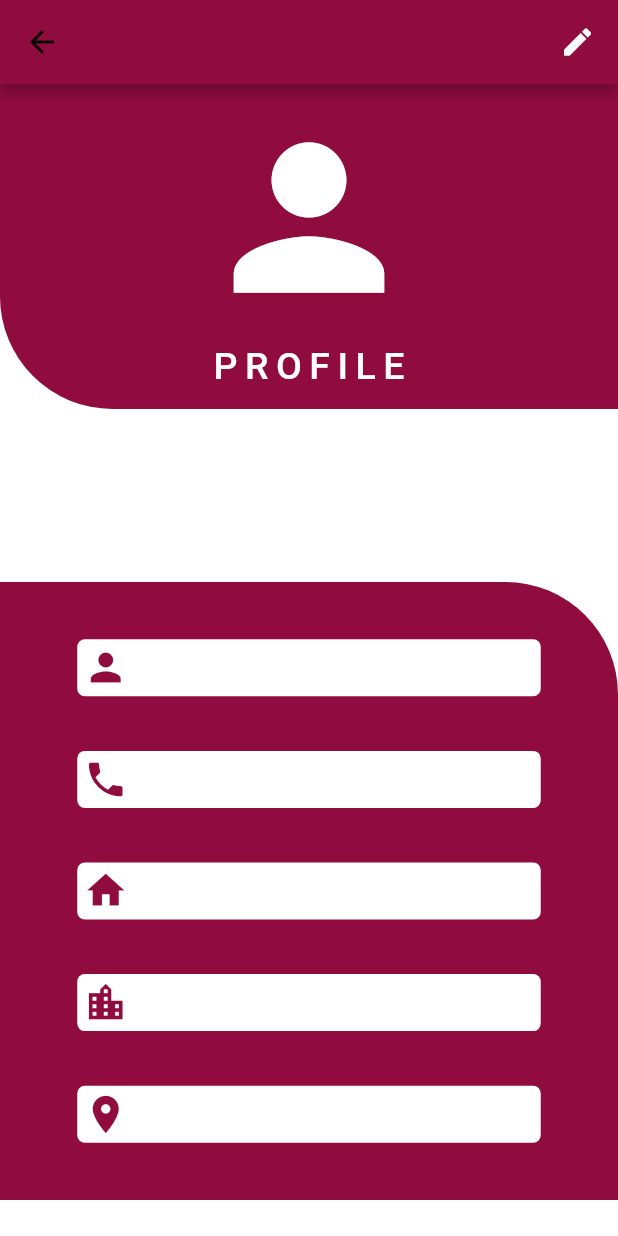
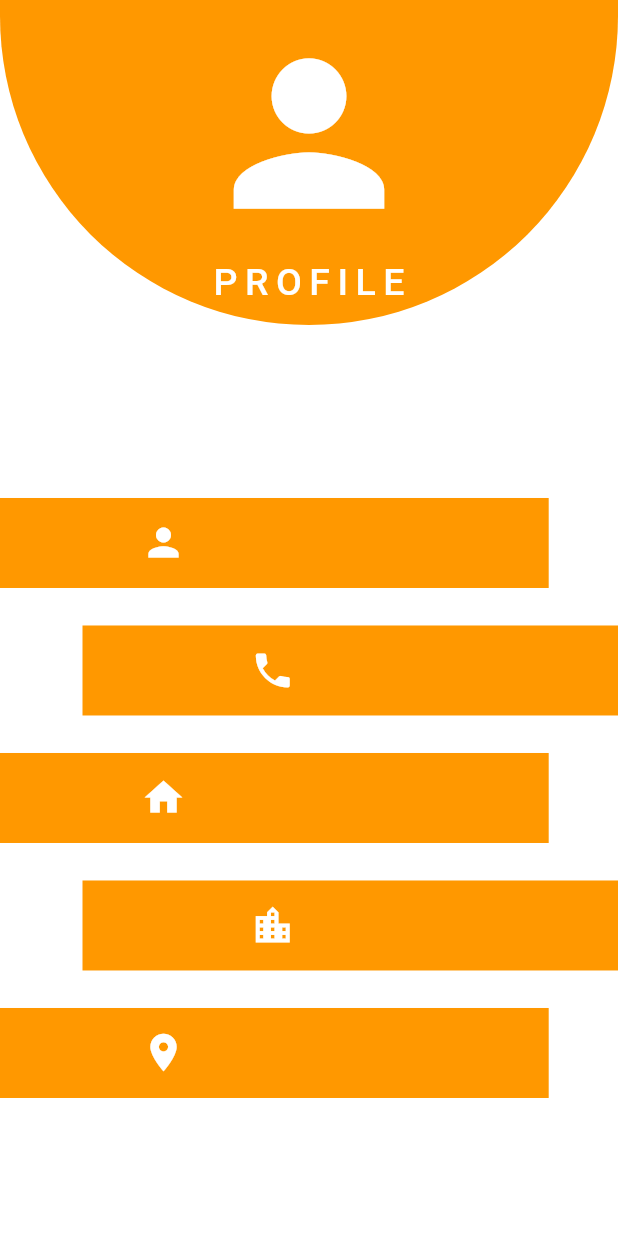
Before and after one commit to axactstudios/jwm-ecommerce, a Flutter app: the ProfilePage screen opened directly, on a phone screen of 412 x 824 dp. Run offline on Flutter 3.47's test engine with Material 2 defaults, Android fonts, the light colour scheme and no system bars; our stand-ins replace custom_navigation_bar, firebase_auth, firebase_database, flutter_spinkit, flutter_svg, fluttertoast and 4 more; missing offline and left inert: flutter_email_sender, flutter_open_whatsapp, jumping_bottom_nav_bar, razorpay_flutter; accounts and stored records are empty; Roboto replaces fonts that are missing (Cabin, sf_pro); project files that could hold a hidden picture were left out.

Commit message:
profile page done

```diff
--- a/lib/OtherPages/ProfilePage.dart
+++ b/lib/OtherPages/ProfilePage.dart
@@ -3,6 +3,7 @@ import 'package:firebase_database/firebase_database.dart';
 import 'package:flutter/cupertino.dart';
 import 'package:flutter/material.dart';
 import 'package:flutter_spinkit/flutter_spinkit.dart';
+import 'package:jwm2/Classes/Constants.dart';
 import 'package:jwm2/Classes/User.dart';
 import 'package:jwm2/LoginPages/addressFrame2.dart';
 
@@ -47,29 +48,6 @@ class _ProfilePageState extends State<ProfilePage> {
   Widget build(BuildContext context) {
     Size size = MediaQuery.of(context).size;
     return Scaffold(
-      appBar: AppBar(
-        backgroundColor: Color(0xFF900c3f),
-        actions: <Widget>[
-          Padding(
-            padding: const EdgeInsets.all(15.0),
-            child: InkWell(
-              onTap: () {
-                Navigator.pushReplacement(
-                  context,
-                  MaterialPageRoute(
-                      builder: (context) => AddressFrame2(
-                            userData: userData,
-                          )),
-                );
-              },
-              child: Icon(
-                Icons.edit,
-                color: Colors.white,
-              ),
-            ),
-          )
-        ],
-      ),
       body: Container(
         child: SafeArea(
           child: Container(
@@ -80,9 +58,10 @@ class _ProfilePageState extends State<ProfilePage> {
                     height: MediaQuery.of(context).size.height * 0.2629,
                     width: double.infinity,
                     decoration: BoxDecoration(
-                      color: Color(0xFF900c3f),
-                      borderRadius:
-                          BorderRadius.only(bottomLeft: Radius.circular(75)),
+                      color: kPrimaryColor,
+                      borderRadius: BorderRadius.only(
+                          bottomLeft: Radius.circular(250),
+                          bottomRight: Radius.circular(250)),
                     ),
                     child: Column(
                       mainAxisAlignment: MainAxisAlignment.center,
@@ -104,7 +83,7 @@ class _ProfilePageState extends State<ProfilePage> {
                                 color: Colors.white,
                                 fontWeight: FontWeight.w500,
                                 fontSize: 25,
-                                fontFamily: 'sf_pro',
+                                fontFamily: 'Cabin',
                                 letterSpacing: 5),
                           ),
                         ),
@@ -116,198 +95,177 @@ class _ProfilePageState extends State<ProfilePage> {
                   ),
                   userData.name == null
                       ? SpinKitWave(
-                          color: Color(0xFF900c3f),
+                          color: kPrimaryColor,
                         )
                       : SingleChildScrollView(
+                          child: Column(
+                            children: <Widget>[
+                              Padding(
+                                padding: const EdgeInsets.only(right: 46.2),
                                 child: Container(
-                            height: size.height * 0.5,
-                            width: double.infinity,
-                            decoration: BoxDecoration(
-                              color: Color(0xFF900c3f),
-                              borderRadius: BorderRadius.only(
-                                topRight: Radius.circular(75),
-                              ),
-                            ),
+                                  width: size.width * 0.9,
+                                  decoration:
+                                      BoxDecoration(color: kPrimaryColor),
                                   child: Padding(
-                              padding: const EdgeInsets.all(20.0),
-                              child: Column(
+                                    padding: const EdgeInsets.symmetric(
+                                        vertical: 15, horizontal: 20),
+                                    child: Row(
                                       mainAxisAlignment:
                                           MainAxisAlignment.spaceAround,
                                       children: <Widget>[
-                                  Padding(
-                                    padding: const EdgeInsets.all(8.0),
-                                    child: Container(
-                                      width: size.width * 0.75,
-                                      decoration: BoxDecoration(
-                                        color: Colors.white,
-                                        borderRadius: BorderRadius.circular(5),
-                                      ),
-                                      child: Padding(
-                                        padding: const EdgeInsets.all(4.0),
-                                        child: Row(
-                                          children: <Widget>[
                                         Icon(
                                           Icons.person,
-                                              color: Color(0xFF900c3f),
+                                          color: kWhiteColor,
                                           size: 30,
                                         ),
-                                            SizedBox(
-                                              width: size.width * 0.1,
-                                            ),
-                                            Container(
-                                              width: size.width * 0.5,
-                                              child: Text(
+                                        Text(
                                           userData.name,
-                                                style: TextStyle(
-                                                    color: Color(0xFF900c3f),
-                                                    fontSize: 20,
-                                                    fontWeight: FontWeight.w500,
-                                                    fontFamily: 'sf_pro'),
-                                              ),
+                                          style: Theme.of(context)
+                                              .textTheme
+                                              .title
+                                              .copyWith(
+                                                  color: kWhiteColor,
+                                                  fontSize: 25),
                                         ),
                                       ],
                                     ),
                                   ),
                                 ),
                               ),
+                              SizedBox(
+                                height: 25.0,
+                              ),
                               Padding(
-                                    padding: const EdgeInsets.all(8.0),
+                                padding: const EdgeInsets.only(left: 55),
                                 child: Container(
-                                      width: size.width * 0.75,
-                                      decoration: BoxDecoration(
-                                        color: Colors.white,
-                                        borderRadius: BorderRadius.circular(5),
-                                      ),
+                                  width: size.width * 0.9,
+                                  decoration:
+                                      BoxDecoration(color: kPrimaryColor),
                                   child: Padding(
-                                        padding: const EdgeInsets.all(4.0),
+                                    padding: const EdgeInsets.symmetric(
+                                        horizontal: 60, vertical: 15),
                                     child: Row(
+                                      mainAxisAlignment:
+                                          MainAxisAlignment.spaceAround,
                                       children: <Widget>[
                                         Icon(
                                           Icons.phone,
-                                              color: Color(0xFF900c3f),
+                                          color: kWhiteColor,
                                           size: 30,
                                         ),
-                                            SizedBox(
-                                              width: size.width * 0.1,
-                                            ),
-                                            Container(
-                                              width: size.width * 0.5,
-                                              child: Text(
+                                        Text(
                                           userData.phNo,
-                                                style: TextStyle(
-                                                    color: Color(0xFF900c3f),
-                                                    fontSize: 20,
-                                                    fontWeight: FontWeight.w500,
-                                                    fontFamily: 'sf_pro'),
-                                              ),
+                                          style: Theme.of(context)
+                                              .textTheme
+                                              .title
+                                              .copyWith(
+                                                  color: kWhiteColor,
+                                                  fontSize: 25),
                                         ),
                                       ],
                                     ),
                                   ),
                                 ),
                               ),
+                              SizedBox(
+                                height: 25.0,
+                              ),
                               Padding(
-                                    padding: const EdgeInsets.all(8.0),
+                                padding: const EdgeInsets.only(right: 46.2),
                                 child: Container(
-                                      width: size.width * 0.75,
-                                      decoration: BoxDecoration(
-                                        color: Colors.white,
-                                        borderRadius: BorderRadius.circular(5),
-                                      ),
+                                  width: size.width * 0.9,
+                                  decoration:
+                                      BoxDecoration(color: kPrimaryColor),
                                   child: Padding(
-                                        padding: const EdgeInsets.all(4.0),
+                                    padding: const EdgeInsets.symmetric(
+                                        vertical: 15, horizontal: 20),
                                     child: Row(
+                                      mainAxisAlignment:
+                                          MainAxisAlignment.spaceAround,
                                       children: <Widget>[
                                         Icon(
                                           Icons.home,
-                                              color: Color(0xFF900c3f),
+                                          color: kWhiteColor,
                                           size: 30,
                                         ),
-                                            SizedBox(
-                                              width: size.width * 0.1,
-                                            ),
-                                            Container(
-                                              width: size.width * 0.5,
-                                              child: Text(
+                                        Text(
                                           userData.add1,
-                                                style: TextStyle(
-                                                    color: Color(0xFF900c3f),
-                                                    fontSize: 20,
-                                                    fontWeight: FontWeight.w500,
-                                                    fontFamily: 'sf_pro'),
-                                              ),
+                                          style: Theme.of(context)
+                                              .textTheme
+                                              .title
+                                              .copyWith(
+                                                  color: kWhiteColor,
+                                                  fontSize: 25),
                                         ),
                                       ],
                                     ),
                                   ),
                                 ),
                               ),
+                              SizedBox(
+                                height: 25.0,
+                              ),
                               Padding(
-                                    padding: const EdgeInsets.all(8.0),
+                                padding: const EdgeInsets.only(left: 55),
                                 child: Container(
-                                      width: size.width * 0.75,
-                                      decoration: BoxDecoration(
-                                        color: Colors.white,
-                                        borderRadius: BorderRadius.circular(5),
-                                      ),
+                                  width: size.width * 0.9,
+                                  decoration:
+                                      BoxDecoration(color: kPrimaryColor),
                                   child: Padding(
-                                        padding: const EdgeInsets.all(4.0),
+                                    padding: const EdgeInsets.symmetric(
+                                        horizontal: 60, vertical: 15),
                                     child: Row(
+                                      mainAxisAlignment:
+                                          MainAxisAlignment.spaceAround,
                                       children: <Widget>[
                                         Icon(
                                           Icons.location_city,
-                                              color: Color(0xFF900c3f),
+                                          color: kWhiteColor,
                                           size: 30,
                                         ),
-                                            SizedBox(
-                                              width: size.width * 0.1,
-                                            ),
-                                            Container(
-                                              width: size.width * 0.5,
-                                              child: Text(
+                                        Text(
                                           userData.add2,
-                                                style: TextStyle(
-                                                    color: Color(0xFF900c3f),
-                                                    fontSize: 20,
-                                                    fontWeight: FontWeight.w500,
-                                                    fontFamily: 'sf_pro'),
-                                              ),
+                                          style: Theme.of(context)
+                                              .textTheme
+                                              .title
+                                              .copyWith(
+                                                  color: kWhiteColor,
+                                                  fontSize: 25),
                                         ),
                                       ],
                                     ),
                                   ),
                                 ),
                               ),
+                              SizedBox(
+                                height: 25.0,
+                              ),
                               Padding(
-                                    padding: const EdgeInsets.all(8.0),
+                                padding: const EdgeInsets.only(right: 46.2),
                                 child: Container(
-                                      width: size.width * 0.75,
-                                      decoration: BoxDecoration(
-                                        color: Colors.white,
-                                        borderRadius: BorderRadius.circular(5),
-                                      ),
+                                  width: size.width * 0.9,
+                                  decoration:
+                                      BoxDecoration(color: kPrimaryColor),
                                   child: Padding(
-                                        padding: const EdgeInsets.all(4.0),
+                                    padding: const EdgeInsets.symmetric(
+                                        vertical: 15, horizontal: 20),
                                     child: Row(
+                                      mainAxisAlignment:
+                                          MainAxisAlignment.spaceAround,
                                       children: <Widget>[
                                         Icon(
                                           Icons.location_on,
-                                              color: Color(0xFF900c3f),
+                                          color: kWhiteColor,
                                           size: 30,
                                         ),
-                                            SizedBox(
-                                              width: size.width * 0.1,
-                                            ),
-                                            Container(
-                                              width: size.width * 0.5,
-                                              child: Text(
+                                        Text(
                                           userData.pin,
-                                                style: TextStyle(
-                                                    color: Color(0xFF900c3f),
-                                                    fontSize: 20,
-                                                    fontWeight: FontWeight.w500,
-                                                    fontFamily: 'sf_pro'),
-                                              ),
+                                          style: Theme.of(context)
+                                              .textTheme
+                                              .title
+                                              .copyWith(
+                                                  color: kWhiteColor,
+                                                  fontSize: 25),
                                         ),
                                       ],
                                     ),
@@ -315,8 +273,6 @@ class _ProfilePageState extends State<ProfilePage> {
                                 ),
                               ),
                             ],
-                              ),
-                            ),
                           ),
                         ),
                 ],
```
Lines whose indentation alone changed are shown as unchanged.
